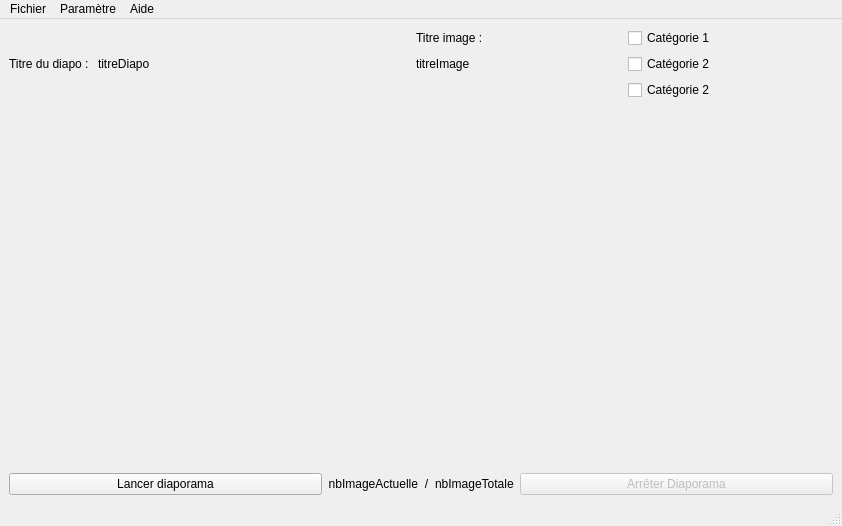
The window that lecteurvue.ui (maxEtch/S201-Dev) describes before a commit, drawn with Qt 5.
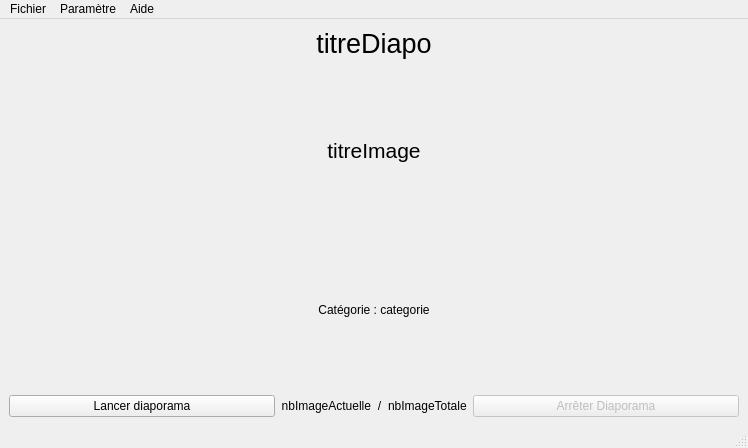
The same window after the commit. Icons and pictures are not drawn.

What changed in the file:
```diff
--- a/lecteurvue.ui
+++ b/lecteurvue.ui
@@ -6,8 +6,8 @@
    <rect>
     <x>0</x>
     <y>0</y>
-    <width>842</width>
-    <height>526</height>
+    <width>748</width>
+    <height>448</height>
    </rect>
   </property>
   <property name="windowTitle">
@@ -19,62 +19,24 @@
    </property>
    <layout class="QVBoxLayout" name="verticalLayout_2">
     <item>
-     <layout class="QVBoxLayout" name="verticalLayout">
+     <layout class="QVBoxLayout" name="verticalLayout" stretch="0,0,0,1,0,0,0">
       <item>
-       <layout class="QHBoxLayout" name="horizontalLayout" stretch="0,3,4">
-        <item>
-         <widget class="QLabel" name="labelTitrDipao">
-          <property name="text">
-           <string>Titre du diapo : </string>
-          </property>
-         </widget>
-        </item>
+       <layout class="QHBoxLayout" name="horizontalLayout" stretch="3">
         <item>
          <widget class="QLabel" name="lTitreDiapo">
+          <property name="font">
+           <font>
+            <pointsize>20</pointsize>
+           </font>
+          </property>
           <property name="text">
            <string>titreDiapo</string>
           </property>
+          <property name="alignment">
+           <set>Qt::AlignCenter</set>
+          </property>
          </widget>
         </item>
-        <item>
-         <layout class="QGridLayout" name="gridLayout">
-          <item row="0" column="0">
-           <widget class="QLabel" name="labelTitre">
-            <property name="text">
-             <string>Titre image :</string>
-            </property>
-           </widget>
-          </item>
-          <item row="0" column="1">
-           <widget class="QCheckBox" name="cCategorie1">
-            <property name="text">
-             <string>Catégorie 1</string>
-            </property>
-           </widget>
-          </item>
-          <item row="1" column="1">
-           <widget class="QCheckBox" name="cCategorie2">
-            <property name="text">
-             <string>Catégorie 2</string>
-            </property>
-           </widget>
-          </item>
-          <item row="2" column="1">
-           <widget class="QCheckBox" name="cCategorie3">
-            <property name="text">
-             <string>Catégorie 2</string>
-            </property>
-           </widget>
-          </item>
-          <item row="1" column="0">
-           <widget class="QLabel" name="lTitreImage">
-            <property name="text">
-             <string>titreImage</string>
-            </property>
-           </widget>
-          </item>
-         </layout>
-        </item>
        </layout>
       </item>
       <item>
@@ -91,7 +53,22 @@
        </spacer>
       </item>
       <item>
-       <layout class="QHBoxLayout" name="horizontalLayout_2">
+       <widget class="QLabel" name="lTitreImage">
+        <property name="font">
+         <font>
+          <pointsize>16</pointsize>
+         </font>
+        </property>
+        <property name="text">
+         <string>titreImage</string>
+        </property>
+        <property name="alignment">
+         <set>Qt::AlignCenter</set>
+        </property>
+       </widget>
+      </item>
+      <item>
+       <layout class="QHBoxLayout" name="horizontalLayout_2" stretch="0,0,1,0,0">
         <item>
          <widget class="QPushButton" name="bPrecedent">
           <property name="text">
@@ -206,6 +183,16 @@
         </item>
        </layout>
       </item>
+      <item>
+       <widget class="QLabel" name="label">
+        <property name="text">
+         <string>Catégorie : categorie</string>
+        </property>
+        <property name="alignment">
+         <set>Qt::AlignCenter</set>
+        </property>
+       </widget>
+      </item>
       <item>
        <spacer name="verticalSpacer">
         <property name="orientation">
@@ -279,7 +266,7 @@
     <rect>
      <x>0</x>
      <y>0</y>
-     <width>842</width>
+     <width>748</width>
      <height>22</height>
     </rect>
    </property>
```
Left out of the diff: 2 changed lines with no effect on the pictures.
